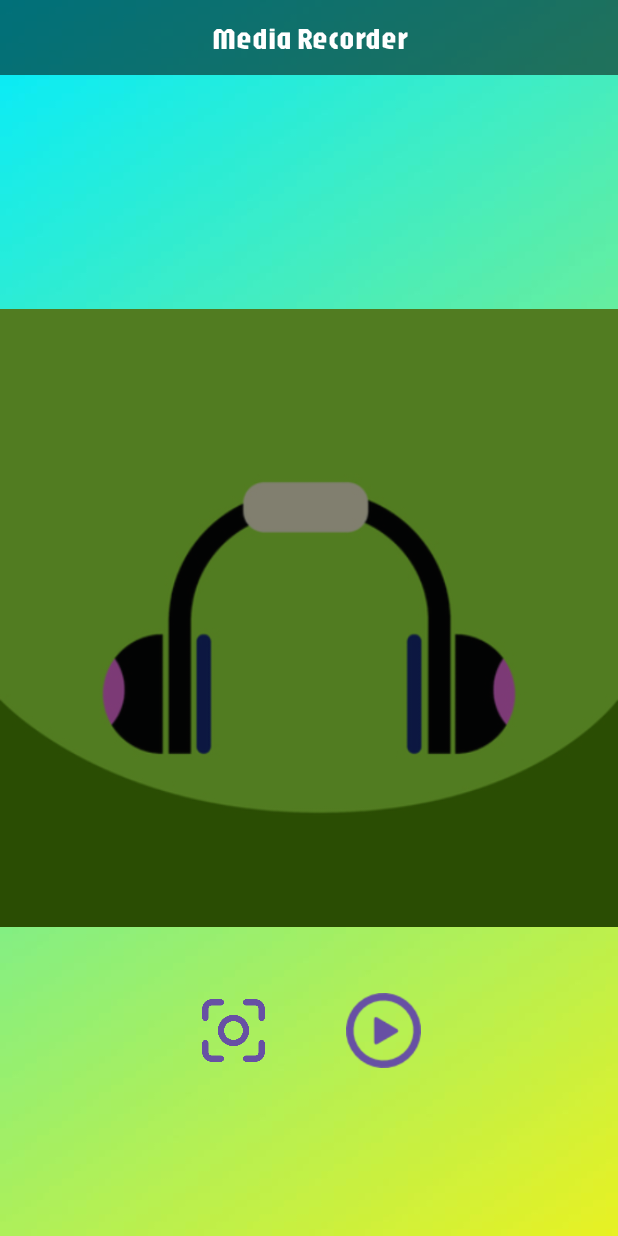
After one commit to rodrigovelasquez2/Todo-en-uno-APP_Rodvels2002, an Android app: the Grabadora screen opened directly, with no data from a screen before it, on a phone screen of 412 x 824 dp. The commit adds this screen. Run offline under Robolectric (Android 15) with nearby library versions, the phone set to English and light mode, and no system bars.

Commit message:
GRABADORA: Se añadio parte fronted y backend 100% funcional

```diff
--- /dev/null
+++ b/app/src/main/java/com/velasquez/todoenuno/Grabadora.java
@@ -0,0 +1,162 @@
+package com.velasquez.todoenuno;
+
+import android.Manifest;
+import android.content.pm.PackageManager;
+import android.media.MediaPlayer;
+import android.media.MediaRecorder;
+import android.os.Bundle;
+import android.util.Log;
+import android.view.View;
+import android.widget.Button;
+import android.widget.ImageView;
+import android.widget.Toast;
+
+import androidx.activity.EdgeToEdge;
+import androidx.appcompat.app.AppCompatActivity;
+import androidx.core.app.ActivityCompat;
+import androidx.core.content.ContextCompat;
+
+import java.io.IOException;
+
+public class Grabadora extends AppCompatActivity {
+
+    private static final int REQUEST_PERMISSION_CODE = 1000;
+
+    private MediaRecorder grabacion;
+    private String archivoSalida = null;
+    private static final String LOG_TAG = "Grabadora";
+
+    private Button btn_recorder;
+    private ImageView imageViewOndas, imageViewAudifono;
+
+    @Override
+    protected void onCreate(Bundle savedInstanceState) {
+        super.onCreate(savedInstanceState);
+        EdgeToEdge.enable(this);
+        setContentView(R.layout.activity_grabadora);
+
+        // Inicializar componentes
+        btn_recorder = findViewById(R.id.btn_grabadora_rec);
+        imageViewOndas = findViewById(R.id.grabadora_ondas);
+        imageViewAudifono = findViewById(R.id.grabadora_audifono);
+
+        // Solicitar permisos si no están concedidos
+        if (!checkPermissions()) {
+            requestPermissions();
+        }
+    }
+
+    /**
+     * Verifica si los permisos necesarios están concedidos.
+     *
+     * @return true si los permisos están concedidos, false en caso contrario.
+     */
+    private boolean checkPermissions() {
+        int writeExternalStorage = ContextCompat.checkSelfPermission(this, Manifest.permission.WRITE_EXTERNAL_STORAGE);
+        int recordAudio = ContextCompat.checkSelfPermission(this, Manifest.permission.RECORD_AUDIO);
+        return writeExternalStorage == PackageManager.PERMISSION_GRANTED && recordAudio == PackageManager.PERMISSION_GRANTED;
+    }
+
+    /**
+     * Solicita los permisos necesarios.
+     */
+    private void requestPermissions() {
+        ActivityCompat.requestPermissions(this, new String[]{
+                Manifest.permission.WRITE_EXTERNAL_STORAGE,
+                Manifest.permission.RECORD_AUDIO
+        }, REQUEST_PERMISSION_CODE);
+    }
+
+    /**
+     * Maneja el resultado de la solicitud de permisos.
+     *
+     * @param requestCode  Código de solicitud de permisos.
+     * @param permissions  Lista de permisos solicitados.
+     * @param grantResults Resultados de las solicitudes de permisos.
+     */
+    @Override
+    public void onRequestPermissionsResult(int requestCode, String[] permissions, int[] grantResults) {
+        super.onRequestPermissionsResult(requestCode, permissions, grantResults);
+        if (requestCode == REQUEST_PERMISSION_CODE) {
+            if (grantResults.length > 0) {
+                boolean writeExternalStorage = grantResults[0] == PackageManager.PERMISSION_GRANTED;
+                boolean recordAudio = grantResults[1] == PackageManager.PERMISSION_GRANTED;
+                if (!writeExternalStorage || !recordAudio) {
+                    Toast.makeText(this, "Permission Denied", Toast.LENGTH_SHORT).show();
+                }
+            }
+        }
+    }
+
+    /**
+     * Inicia o detiene la grabación de audio.
+     *
+     * @param view La vista que disparó el evento.
+     */
+    public void recorder(View view) {
+        if (grabacion == null) { // Iniciar grabación
+            iniciarGrabacion();
+        } else { // Detener grabación
+            detenerGrabacion();
+        }
+    }
+
+    /**
+     * Configura y comienza la grabación de audio.
+     */
+    private void iniciarGrabacion() {
+        imageViewAudifono.setImageResource(R.drawable.audio_sin_reproducir);
+        imageViewOndas.setVisibility(View.INVISIBLE);
+        archivoSalida = getExternalFilesDir(null).getAbsolutePath() + "/grabacion.mp3";
+        grabacion = new MediaRecorder();
+        grabacion.setAudioSource(MediaRecorder.AudioSource.MIC);
+        grabacion.setOutputFormat(MediaRecorder.OutputFormat.THREE_GPP);
+        grabacion.setAudioEncoder(MediaRecorder.AudioEncoder.AMR_NB);
+        grabacion.setOutputFile(archivoSalida);
+
+        try {
+            grabacion.prepare();
+            grabacion.start();
+            btn_recorder.setBackgroundResource(R.drawable.grabacion_encendida);
+            Toast.makeText(this, "Grabando...", Toast.LENGTH_SHORT).show();
+            Log.d(LOG_TAG, "Archivo guardado en: " + archivoSalida); // Imprimir la ruta en la consola de depuración
+            Toast.makeText(this, "Archivo guardado en: " + archivoSalida, Toast.LENGTH_LONG).show(); // Mostrar la ruta en un mensaje emergente
+
+        } catch (IOException e) {
+            e.printStackTrace();
+            Toast.makeText(this, "Error al iniciar la grabación", Toast.LENGTH_SHORT).show();
+        }
+    }
+
+    /**
+     * Detiene la grabación de audio y libera los recursos.
+     */
+    private void detenerGrabacion() {
+        grabacion.stop();
+        grabacion.release();
+        grabacion = null;
+        btn_recorder.setBackgroundResource(R.drawable.record_off);
+        Toast.makeText(this, "Grabación finalizada", Toast.LENGTH_SHORT).show();
+    }
+
+    /**
+     * Reproduce la grabación de audio.
+     *
+     * @param view La vista que disparó el evento.
+     */
+    public void reproducir(View view) {
+        imageViewOndas.setVisibility(View.VISIBLE);
+        imageViewAudifono.setImageResource(R.drawable.audio_reproduciendo);
+        MediaPlayer mediaPlayer = new MediaPlayer();
+        try {
+            mediaPlayer.setDataSource(archivoSalida);
+            mediaPlayer.prepare();
+            mediaPlayer.start();
+
+            Toast.makeText(this, "Reproduciendo...", Toast.LENGTH_SHORT).show();
+        } catch (IOException e) {
+            e.printStackTrace();
+            Toast.makeText(this, "Error al reproducir la grabación", Toast.LENGTH_SHORT).show();
+        }
+    }
+}
--- a/app/src/main/java/com/velasquez/todoenuno/MainActivity.java
+++ b/app/src/main/java/com/velasquez/todoenuno/MainActivity.java
@@ -145,4 +145,10 @@ public class MainActivity extends AppCompatActivity {
         Intent intent = new Intent(MainActivity.this, ReproductorMusica.class);
         startActivity(intent);
     }//Fin sendToReproductorMusica
+
+    public void sendToGrabadora(View view) {
+        Intent intent = new Intent(MainActivity.this, Grabadora.class);
+        startActivity(intent);
+    }//Fin sendToReproductorMusica
+
 }//Fin MainActivity
--- /dev/null
+++ b/app/src/main/res/layout/activity_grabadora.xml
@@ -0,0 +1,85 @@
+<?xml version="1.0" encoding="utf-8"?>
+<androidx.constraintlayout.widget.ConstraintLayout xmlns:android="http://schemas.android.com/apk/res/android"
+    xmlns:app="http://schemas.android.com/apk/res-auto"
+    xmlns:tools="http://schemas.android.com/tools"
+    android:id="@+id/main"
+    android:layout_width="match_parent"
+    android:layout_height="match_parent"
+    android:background="@drawable/degrade_wate_aquajpg"
+    tools:context=".Grabadora">
+
+    <!--Banner-->
+    <View
+        android:id="@+id/bannerGrabadora"
+        android:layout_width="match_parent"
+        android:layout_height="50dp"
+        android:background="@color/transparent_dark_gray_x2" />
+
+    <!--Voz-->
+    <ImageView
+        android:id="@+id/grabadora_ondas"
+        android:layout_width="100dp"
+        android:layout_height="150dp"
+        android:visibility="invisible"
+        android:layout_marginTop="20dp"
+        android:src="@drawable/voz"
+        app:layout_constraintBottom_toTopOf="@id/grabadora_audifono"
+        app:layout_constraintEnd_toEndOf="parent"
+        app:layout_constraintStart_toStartOf="parent"
+        app:layout_constraintTop_toBottomOf="@id/bannerGrabadora" />
+
+    <!--Audifono-->
+    <ImageView
+        android:id="@+id/grabadora_audifono"
+        android:layout_width="wrap_content"
+        android:layout_height="wrap_content"
+        android:src="@drawable/audio_sin_reproducir"
+        app:layout_constraintBottom_toBottomOf="parent"
+        app:layout_constraintEnd_toEndOf="parent"
+        app:layout_constraintStart_toStartOf="parent"
+        app:layout_constraintTop_toTopOf="parent" />
+
+    <TextView
+        android:layout_width="match_parent"
+        android:layout_height="wrap_content"
+        android:layout_marginStart="50dp"
+        android:layout_marginEnd="50dp"
+        android:fontFamily="@font/font_jaro"
+        android:gravity="center"
+        android:text="@string/app_grabacion"
+        android:textColor="@color/white"
+        android:textSize="20dp"
+        app:layout_constraintBottom_toBottomOf="@id/bannerGrabadora"
+        app:layout_constraintEnd_toEndOf="parent"
+        app:layout_constraintStart_toStartOf="parent"
+        app:layout_constraintTop_toTopOf="@+id/bannerGrabadora" />
+
+
+    <!--Botones-->
+    <LinearLayout
+        android:layout_width="match_parent"
+        android:layout_height="50dp"
+        android:gravity="center"
+        android:orientation="horizontal"
+        app:layout_constraintEnd_toEndOf="parent"
+        app:layout_constraintStart_toStartOf="parent"
+        app:layout_constraintTop_toBottomOf="@id/grabadora_audifono">
+
+
+        <Button
+            android:id="@+id/btn_grabadora_rec"
+            android:layout_width="50dp"
+            android:onClick="recorder"
+            android:layout_height="50dp"
+            android:background="@drawable/record_off"/>
+        <Button
+            android:layout_width="50dp"
+            android:onClick="reproducir"
+            android:layout_height="50dp"
+            android:layout_marginStart="50dp"
+            android:background="@drawable/icon_reproducir" />
+
+    </LinearLayout>
+
+
+</androidx.constraintlayout.widget.ConstraintLayout>
--- a/app/src/main/res/layout/activity_reproductor_musica.xml
+++ b/app/src/main/res/layout/activity_reproductor_musica.xml
@@ -39,7 +39,7 @@
             android:layout_height="30dp"
             android:layout_margin="10dp"
             android:background="@drawable/icon_no_repetir"
-            android:backgroundTint="@color/white" />
+            android:backgroundTint="@color/white"/>
 
 
         <Button
@@ -48,8 +48,7 @@
             android:layout_height="30dp"
             android:layout_margin="10dp"
             android:onClick="setAnteriorMusica"
-            android:background="@drawable/icon_anterior"
-            android:backgroundTint="@color/white"/>
+            android:background="@drawable/icon_anterior" />
 
 
         <Button
--- a/app/src/main/res/values/colors.xml
+++ b/app/src/main/res/values/colors.xml
@@ -27,6 +27,7 @@
     <color name="plata">#C0C0C0</color>
     <color name="oliva">#808000</color>
     <color name="salmon">#FA8072</color>
+    <color name="crimsom">#ff0033</color>
 
 
     <!-- Colores pasteles -->
--- a/app/src/main/res/values/strings.xml
+++ b/app/src/main/res/values/strings.xml
@@ -100,4 +100,8 @@
     <string name="app_media_player">Media Player</string>
     <string name="app_sound_pool">SoundPoll</string>
     <string name="app_reproductormusica">Reproductor de musica</string>
+
+
+    <!--Grabadora-->
+    <string name="app_grabacion">Media Recorder</string>
 </resources>
```
Also changed, not shown: app/src/main/AndroidManifest.xml (+8 -0 lines), app/src/main/res/layout/activity_main.xml (+22 -11 lines), app/src/main/res/drawable/audio_reproduciendo.png (added), app/src/main/res/drawable/audio_sin_reproducir.png (added), app/src/main/res/drawable/degrade_wate_aquajpg.jpg (added), app/src/main/res/drawable/grabacion_encendida.png (added), app/src/main/res/drawable/record_off.png (added), app/src/main/res/drawable/voz.png (added).
